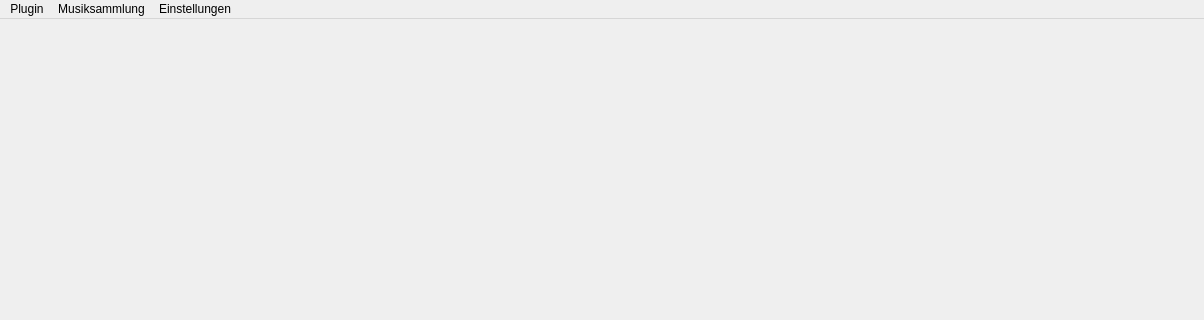
safri-framework/safri-player, file src/Plugins/MainWindow/mainwindow.ui: the form before one commit; both pictures show x 0 to 1204 and y 0 to 320 of the 1204 by 600 pixel window.
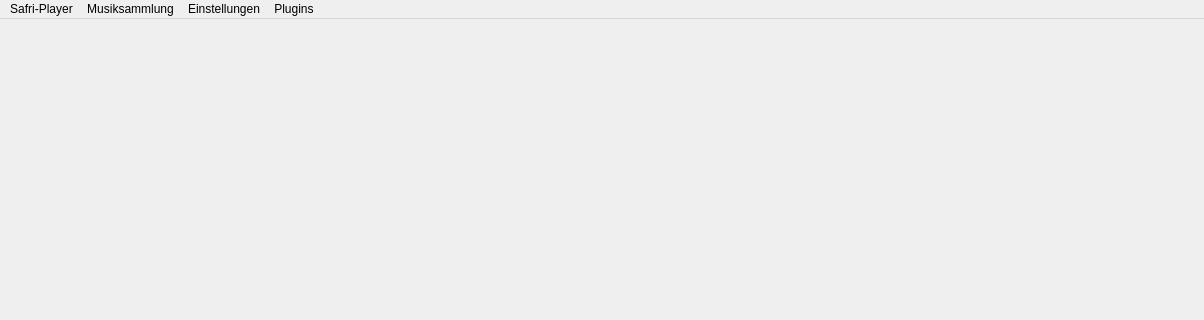
The form after the commit. Icons and pictures are not drawn.

Commit message: Added managable playlist view header Fixed bug in saving settings xml Added thread safety for settingsManager Added program icon Added main menu item

```diff
--- a/src/Plugins/MainWindow/mainwindow.ui
+++ b/src/Plugins/MainWindow/mainwindow.ui
@@ -352,7 +352,7 @@
    </property>
    <widget class="QMenu" name="menuPlugin">
     <property name="title">
-     <string>Plugin</string>
+     <string>Plugins</string>
     </property>
     <addaction name="actionPlugins_show"/>
    </widget>
@@ -369,9 +369,16 @@
     </property>
     <addaction name="actionSettings"/>
    </widget>
-   <addaction name="menuPlugin"/>
+   <widget class="QMenu" name="menuSafri_Player">
+    <property name="title">
+     <string>Safri-Player</string>
+    </property>
+    <addaction name="actionClose"/>
+   </widget>
+   <addaction name="menuSafri_Player"/>
    <addaction name="menuHinzuf_gen"/>
    <addaction name="menuEinstellungen"/>
+   <addaction name="menuPlugin"/>
   </widget>
   <action name="actionPlugins_show">
    <property name="text">
```
Left out of the diff: 13 changed lines with no effect on the pictures. The commit also changes 16 other files.
